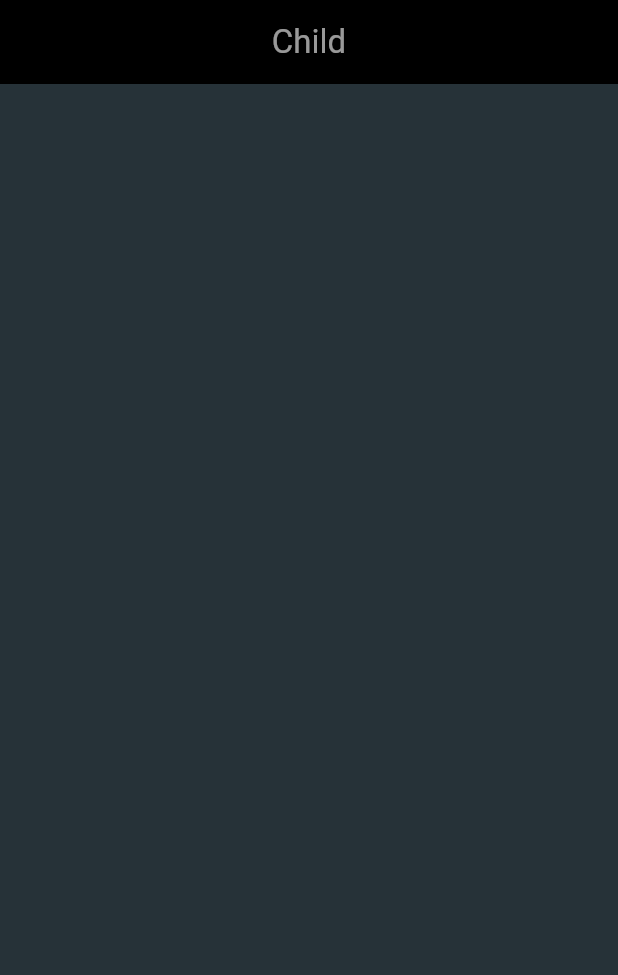
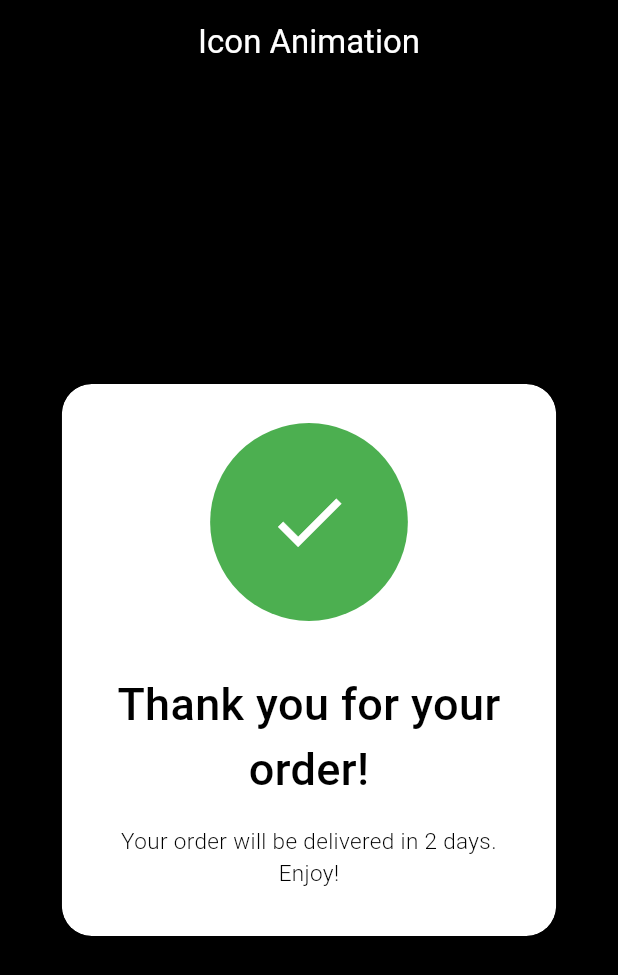
Before and after one commit to Marach8/Flutter_Animations_Practice_Project, a Flutter app: the screen it shows after launch, on a phone screen of 412 x 824 dp. Shown: the top 975 px of the screen. Run offline on Flutter 3.47's test engine with Material 3 defaults, Android fonts, the phone set to English and light mode, and no system bars; our stand-ins replace gap.

Commit message:
Worked on example9. Created an animation with a check in a circle

```diff
--- /dev/null
+++ b/animations/lib/examples/example9/container.dart
@@ -0,0 +1,138 @@
+import 'package:flutter/material.dart';
+import 'package:gap/gap.dart';
+
+class Example extends StatefulWidget {
+  final String title, subtitle;
+  final Widget child;
+  const Example({required this.title, required this.subtitle, required this.child, super.key});
+
+  @override
+  State<Example> createState() => _Example9State();
+}
+
+class _Example9State extends State<Example> with SingleTickerProviderStateMixin{
+
+  late AnimationController controller;
+  late Animation<double> iconScaleAnimation, containerScaleAnimation;
+  late Animation<Offset> yDisplacementAnimation;
+
+  @override
+  void initState(){
+    super.initState();
+    controller = AnimationController(
+      vsync: this,
+      duration: const Duration(seconds: 1)
+    );
+
+    iconScaleAnimation = Tween<double> (
+      begin: 7, end: 6
+    ).animate(
+      CurvedAnimation(
+        parent: controller, curve: Curves.easeInOut
+      )
+    );
+
+    yDisplacementAnimation = Tween<Offset>(
+      begin: const Offset(0, 0), end: const Offset(0, -0.25)
+    ).animate(
+      CurvedAnimation(parent: controller, curve: Curves.easeInOut)
+    );
+
+    containerScaleAnimation = Tween<double>(
+      begin: 2.0, end: 0.4
+    ).animate(
+      CurvedAnimation(
+        curve: Curves.bounceOut,
+        parent: controller
+      )
+    );
+  }
+  @override
+  Widget build(BuildContext context) {
+    final width = MediaQuery.of(context).size.width;
+    final height = MediaQuery.of(context).size.height;
+    controller..reset()..forward();
+
+    //ClipRRect ensure the child of the container does not overfow the rounded borders of the container
+    return ClipRRect(
+      borderRadius: BorderRadius.circular(20),
+      child: Container(
+        constraints: BoxConstraints(
+          maxHeight: height * 0.5,
+          maxWidth: width * 0.8,
+        ),
+        decoration: BoxDecoration(
+          color: Colors.white,
+          borderRadius: BorderRadius.circular(20),
+          boxShadow: [
+            BoxShadow(
+              color: Colors.black.withOpacity(0.2),
+              spreadRadius: 5,
+              blurRadius: 7,
+              offset: const Offset(0, 3)
+            )
+          ]
+        ),
+        child: ConstrainedBox(
+          constraints: BoxConstraints(
+            minHeight: 100,
+            minWidth: 100,
+            maxHeight: height * 0.8,
+            maxWidth: width * 0.8
+          ),
+          child: Stack(
+            children: [
+              Padding(
+                padding: const EdgeInsets.all(32.0),
+                child: Column(
+                  mainAxisAlignment: MainAxisAlignment.center,
+                  mainAxisSize: MainAxisSize.min,
+                  children: [
+                    const SizedBox(height: 160),
+                    Text(
+                      widget.title,
+                      textAlign: TextAlign.center,
+                      style: const TextStyle(
+                        fontSize: 30,
+                        fontWeight: FontWeight.w500,
+                        color: Colors.black
+                      ),
+                    ),
+                    const SizedBox(height: 16),
+                    Text(
+                      widget.subtitle,
+                      textAlign: TextAlign.center,
+                      style: const TextStyle(
+                        fontSize: 15,
+                        fontWeight: FontWeight.w300,
+                        color: Colors.black
+                      ),
+                    ),
+                  ],
+                ),
+              ),
+              Positioned.fill(
+                child: SlideTransition(
+                  position: yDisplacementAnimation,
+                  child: ScaleTransition(
+                    scale: containerScaleAnimation,
+                    child: Container(
+                      decoration: const BoxDecoration(
+                        shape: BoxShape.circle,
+                        color: Colors.green,
+                      ),
+                      child: ScaleTransition(
+                        scale: iconScaleAnimation,
+                        child: widget.child
+                      )
+                    )
+                  )
+                )
+              ),
+            ],
+          )
+        )
+      ),
+    );
+  }
+}
--- /dev/null
+++ b/animations/lib/examples/example9/home.dart
@@ -0,0 +1,23 @@
+import 'package:animations/examples/example9/container.dart';
+import 'package:flutter/material.dart';
+
+class Example9 extends StatelessWidget {
+  const Example9({super.key});
+
+  @override
+  Widget build(BuildContext context) {
+    return Scaffold(
+      appBar: AppBar(
+        title: const Text('Icon Animation',
+        style: TextStyle(color: Colors.white)), centerTitle: true,
+      ),
+      body: const Center(
+        child: Example(
+          title: 'Thank you for your order!',
+          subtitle: 'Your order will be delivered in 2 days. Enjoy!',
+          child: Icon(Icons.check, color: Colors.white)
+        ),
+      )
+    );
+  }
+}
--- a/animations/lib/main.dart
+++ b/animations/lib/main.dart
@@ -6,6 +6,7 @@ import 'package:animations/examples/example4/home.dart';
 import 'package:animations/examples/example5.dart';
 import 'package:animations/examples/example6/example6.dart';
 import 'package:animations/examples/example7/home.dart';
+import 'package:animations/examples/example9/home.dart';
 import 'package:flutter/material.dart';
 
 void main() {
@@ -24,7 +25,7 @@ class MyApp extends StatelessWidget {
         scaffoldBackgroundColor: Colors.black,
         useMaterial3: true
       ),
-      home: const Example8()
+      home: const Example9()
     );
   }
 }
```
